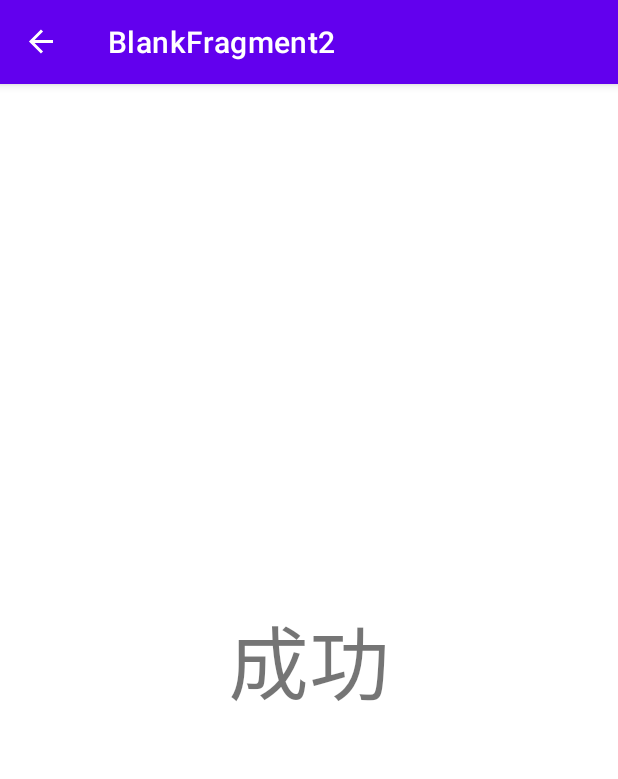
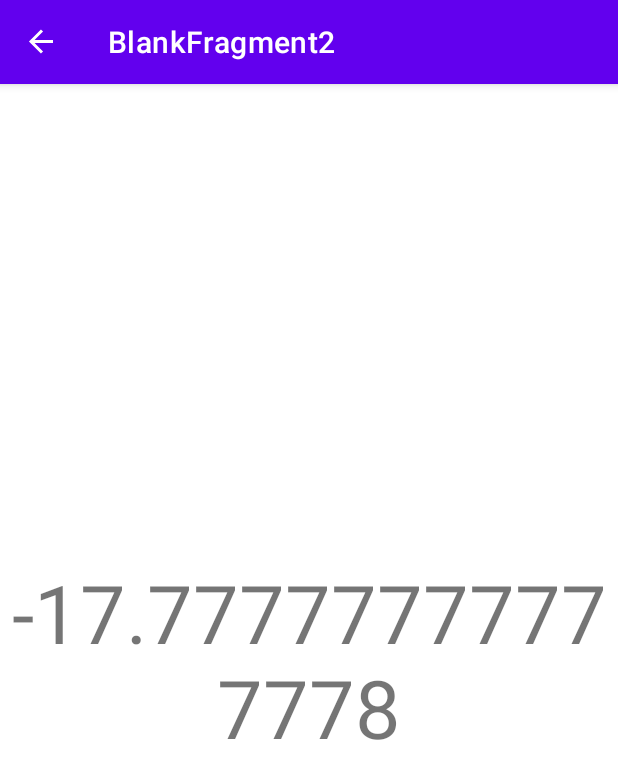
Before and after one commit to edwina1114/midterm_practice, an Android app: the screen it shows after launch (MainActivity), after a tap on "轉換", on a phone screen of 412 x 824 dp. Shown: the top 779 px of the screen. Run offline under Robolectric (Android 15) with nearby library versions, the phone set to English and light mode, and no system bars; our stand-ins replace data binding, navigation-ui; libraries missing offline, so code that uses them is left out: androidx.media; 1 statement that could not run was skipped.

Commit message:
#使用safe args傳參數

```diff
--- a/app/build.gradle
+++ b/app/build.gradle
@@ -1,7 +1,13 @@
-plugins {
-    id 'com.android.application'
-    id 'kotlin-android'
-}
+
+
+apply plugin: 'com.android.application'
+
+apply plugin: 'kotlin-android'
+
+apply plugin: 'kotlin-kapt'
+
+// Adding the apply plugin statement for safeargs
+apply plugin: 'androidx.navigation.safeargs'
 
 android {
     compileSdkVersion 30
--- a/app/src/main/java/com/example/hw1_temperature_convert/BlankFragment.kt
+++ b/app/src/main/java/com/example/hw1_temperature_convert/BlankFragment.kt
@@ -1,6 +1,8 @@
 package com.example.hw1_temperature_convert
 
+import android.annotation.SuppressLint
 import android.os.Bundle
+import android.util.Log
 import android.view.*
 import androidx.fragment.app.Fragment
 import androidx.databinding.DataBindingUtil
@@ -9,22 +11,27 @@ import androidx.navigation.ui.NavigationUI
 import com.example.hw1_temperature_convert.databinding.FragmentBlankBinding
 
 class BlankFragment : Fragment() {
+    private lateinit var binding: FragmentBlankBinding
 
     override fun onCreateView(
         inflater: LayoutInflater, container: ViewGroup?,
         savedInstanceState: Bundle?
     ): View? {
         // Inflate the layout for this fragment
-        val binding: FragmentBlankBinding = DataBindingUtil.inflate(
+        binding = DataBindingUtil.inflate(
             inflater, R.layout.fragment_blank, container, false
         )
 
         // enable option menu
         setHasOptionsMenu(true)
 
-        binding.tempConvert.setOnClickListener { view: View ->
-            view.findNavController().navigate(R.id.action_blankFragment_to_blankFragment2)
-            //convert(view)
+        binding.tempConvert.setOnClickListener {
+            val temp =
+
+            //// Using directions to navigate
+            view?.findNavController()
+                ?.navigate(BlankFragmentDirections.actionBlankFragmentToBlankFragment2(convert(it)))
+
         }
 
         return binding.root
@@ -44,26 +51,22 @@ class BlankFragment : Fragment() {
      */
 
     override fun onOptionsItemSelected(item: MenuItem): Boolean {
-        return NavigationUI.
-        onNavDestinationSelected(item,requireView().findNavController())
+        return NavigationUI.onNavDestinationSelected(item, requireView().findNavController())
                 || super.onOptionsItemSelected(item)
     }
 
-//    fun convert(view: View) {
-//        binding.apply {
-//            //var temp: Double ?= Double.parseDouble(tempInput.text)
-//            var temp: Double = tempInput.text.toString().toDouble()
-//
-//            val df = DecimalFormat("0.00")  //設定四捨五入的位數
-//            temp = (temp - 32) * 5 / 9
-//            var TEMP = df.format(temp)
-//
-//            answer.text = TEMP.toString()
-//            //answer.text = ".2f".format(TEMP).toString()
-//        }
-//        //隱藏鍵盤
+    fun convert(view: View): String {
+        binding.apply {
+            var temp: Double = tempInput.text.toString().toDouble()
+            temp = (temp - 32) * 5 / 9
+            //val answer = ".2f".format(temp)
+            return temp.toString()
+        }
+    }
+        //隱藏鍵盤
 //        val inputMethodManager =
 //            getSystemService(Context.INPUT_METHOD_SERVICE) as InputMethodManager
 //        inputMethodManager.hideSoftInputFromWindow(view.windowToken, 0)
-//    }
+
+
 }
--- a/app/src/main/java/com/example/hw1_temperature_convert/BlankFragment2.kt
+++ b/app/src/main/java/com/example/hw1_temperature_convert/BlankFragment2.kt
@@ -1,11 +1,14 @@
 package com.example.hw1_temperature_convert
 
 import android.os.Bundle
+import android.support.v4.media.session.MediaSessionCompat.Token.fromBundle
 import androidx.fragment.app.Fragment
 import android.view.LayoutInflater
 import android.view.View
 import android.view.ViewGroup
+import androidx.core.app.Person.fromBundle
 import androidx.databinding.DataBindingUtil
+import androidx.media.AudioAttributesCompat.fromBundle
 import com.example.hw1_temperature_convert.databinding.FragmentBlank2Binding
 
 class BlankFragment2 : Fragment() {
@@ -14,10 +17,12 @@ class BlankFragment2 : Fragment() {
         inflater: LayoutInflater, container: ViewGroup?,
         savedInstanceState: Bundle?
     ): View? {
-        val binding: FragmentBlank2Binding = DataBindingUtil.inflate(
-            inflater, R.layout.fragment_blank2, container, false
-        )
 
+        val binding = DataBindingUtil.inflate<FragmentBlank2Binding>(inflater,
+            R.layout.fragment_blank2, container, false)
+
+        val args = BlankFragment2Args.fromBundle(requireArguments())
+        binding.TVShow.text = args.temp
         // Inflate the layout for this fragment
         return binding.root
     }
--- a/app/src/main/java/com/example/hw1_temperature_convert/MainActivity.kt
+++ b/app/src/main/java/com/example/hw1_temperature_convert/MainActivity.kt
@@ -28,8 +28,8 @@ class MainActivity : AppCompatActivity() {
         drawerLayout = binding.drawerLayout
 
         ///// 設定up button(返回鈕）/////
-        val navController = this.findNavController(R.id.myNavHostFragment)
-        //NavigationUI.setupActionBarWithNavController(this, navController)
+         val navController = this.findNavController(R.id.myNavHostFragment)
+         NavigationUI.setupActionBarWithNavController(this, navController)
         ///// 設定up button(返回鈕）/////
 
         ///// 啟用側拉選單 /////
--- a/app/src/main/res/navigation/navigation.xml
+++ b/app/src/main/res/navigation/navigation.xml
@@ -20,7 +20,11 @@
         android:id="@+id/blankFragment2"
         android:name="com.example.hw1_temperature_convert.BlankFragment2"
         android:label="BlankFragment2"
-        tools:layout="@layout/fragment_blank2"/>
+        tools:layout="@layout/fragment_blank2">
+        <argument
+            android:name="temp"
+            app:argType="string" />
+    </fragment>
     <fragment
         android:id="@+id/about"
         android:name="com.example.hw1_temperature_convert.About"
--- a/build.gradle
+++ b/build.gradle
@@ -17,6 +17,7 @@ buildscript {
     dependencies {
         classpath "com.android.tools.build:gradle:4.1.3"
         classpath "org.jetbrains.kotlin:kotlin-gradle-plugin:$kotlin_version"
+        classpath "androidx.navigation:navigation-safe-args-gradle-plugin:$navigationVersion"
 
         // NOTE: Do not place your application dependencies here; they belong
         // in the individual module build.gradle files
```
